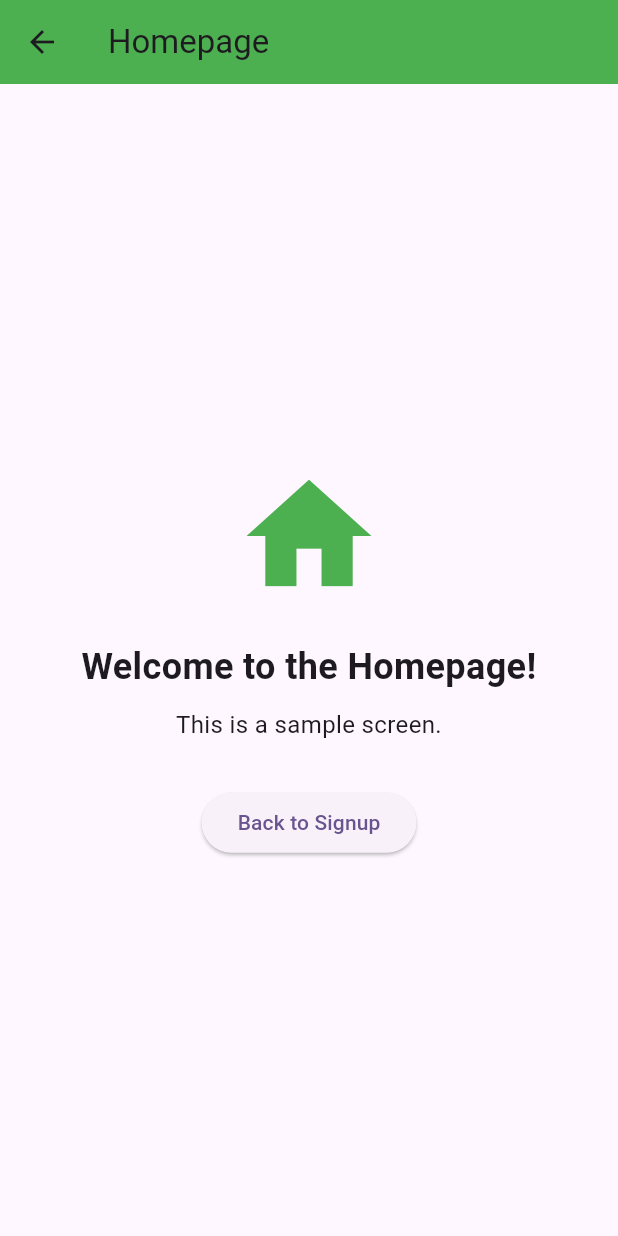
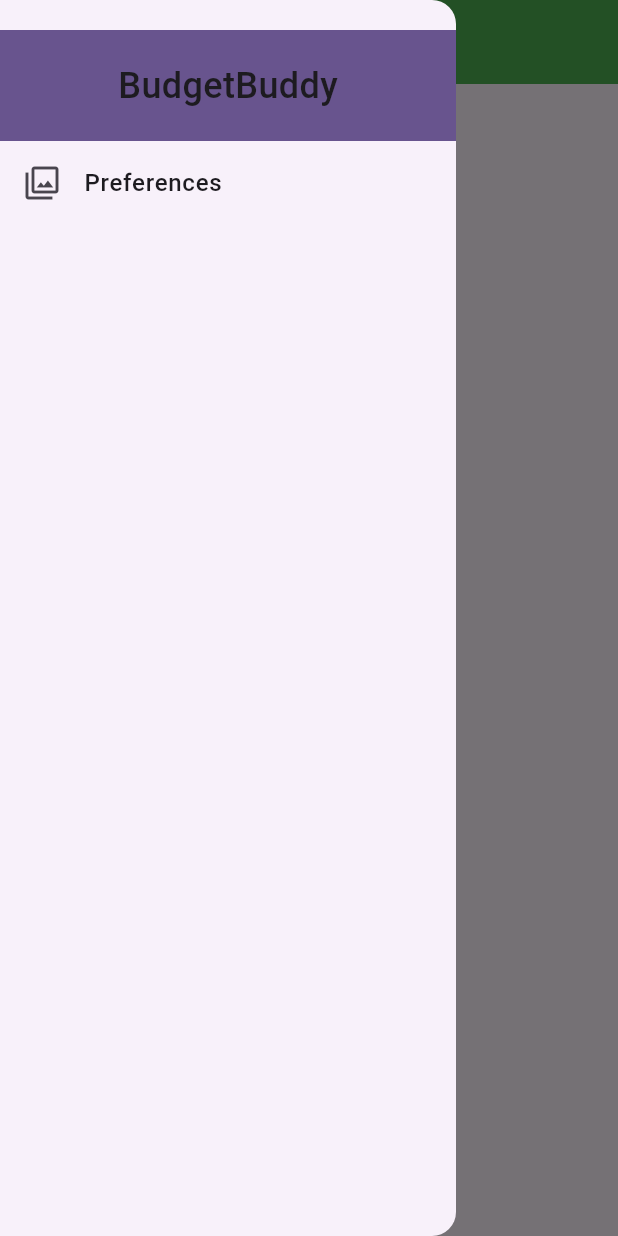
Before and after one commit to ch4rmyy/cc206-budget_buddy, a Flutter app: the Homepage screen opened by its route, with the side drawer open (before the commit the screen has no drawer), on a phone screen of 412 x 824 dp. Run offline on Flutter 3.47's test engine with Material 3 defaults, Android fonts, the light colour scheme and no system bars; missing offline and left inert: very_good_infinite_list.

Commit message:
merge homepage

```diff
--- /dev/null
+++ b/lib/drawers/maindrawer.dart
@@ -0,0 +1,38 @@
+import 'package:flutter/material.dart';
+
+class Maindrawer extends StatelessWidget {
+ @override
+  Widget build(BuildContext context) {
+    return Drawer(
+      //backgroundColor: Color.fromRGBO(0, 0, 0, 0.612),
+
+      child: Column(
+        children: [
+
+          Container(
+            margin: EdgeInsets.only(top: 20),
+            width: double.infinity,
+            padding: EdgeInsets.all(20),
+            color: Theme.of(context).primaryColor,
+            child: Center(
+              child: Text("BudgetBuddy", style: TextStyle(fontSize: 24, fontWeight: FontWeight.w500,)
+              ),
+            ),
+          ),
+
+          Container(
+             child: Column(
+                children: [
+                  ListTile(
+                    leading: Icon(Icons.filter),
+                    title: Text("Preferences",  style: TextStyle(fontSize: 16, fontWeight: FontWeight.w500)),
+                    onTap: () => Navigator.pushNamed(context, '/signup'),
+                  )
+                ],
+             ),
+          ),
+        ],
+      ),
+    );
+  }
+}
--- a/lib/features/Log_in.dart
+++ b/lib/features/Log_in.dart
@@ -62,7 +62,7 @@ class LogInPage extends StatelessWidget {
   // Delay for 3 seconds, then close the dialog and navigate
   await Future.delayed(const Duration(seconds: 2), () {
     Navigator.pop(context); // Close the dialog
-    Navigator.pushNamed(context, '/simplehomepage'); // Navigate to the homepage
+    Navigator.pushNamed(context, '/nav'); // Navigate to the homepage
   });
 }
   LogInPage({super.key});
--- a/lib/features/history.dart
+++ b/lib/features/history.dart
@@ -42,9 +42,11 @@ class _HistoryState extends State<History> {
           return ListTile(
             dense: true,
             title: Text(_items[index]),
+
           );
         },
       ),
     );
   }
+
 }
--- a/lib/features/homepage.dart
+++ b/lib/features/homepage.dart
@@ -1,5 +1,7 @@
 //import 'package:cc206_budget_buddy/features/log_in.dart';
+import 'package:cc206_budget_buddy/drawers/maindrawer.dart';
 import 'package:cc206_budget_buddy/features/sign_up_page.dart';
+import 'package:cc206_budget_buddy/navigation/mainnavigation.dart';
 import 'package:flutter/material.dart';
 
 class Homepage extends StatelessWidget {
@@ -12,37 +14,27 @@ class Homepage extends StatelessWidget {
         title: const Text("Homepage"),
         backgroundColor: Colors.green,
       ),
+      drawer: Maindrawer(),
       body: Center(
          child: Column(
             mainAxisAlignment: MainAxisAlignment.center,
             children: [
-            const Icon(
-              Icons.home,
-              size: 100,
-              color: Colors.green,
+              Text(
+                'Hello, Flutter!',
+                style: TextStyle(fontSize: 24, fontWeight: FontWeight.bold),
               ),
-            const SizedBox(height: 20),
-            const Text(
-              "Welcome to the Homepage!",
-              style: TextStyle(fontSize: 24, fontWeight: FontWeight.bold),
-              textAlign: TextAlign.center,
-            ),
-            const SizedBox(height: 10),
-            const Text(
-              "This is a sample screen.",
-              style: TextStyle(fontSize: 16),
-              textAlign: TextAlign.center,
-            ),
-            const SizedBox(height: 30),
+              SizedBox(height: 20),
               ElevatedButton(
                 onPressed: () {
-                Navigator.push(context, MaterialPageRoute(builder: (context)=> const SignUpPage()));
+                  print('Button Pressed!');
                 },
-              child: const Text("Back to Signup"),
+                child: Text('Click Me'),
               ),
             ],
           ),
       ),
+
+      //bottomNavigationBar: MainNavigator(),
     );
   }
 }
--- a/lib/main.dart
+++ b/lib/main.dart
@@ -1,5 +1,6 @@
 import 'package:cc206_budget_buddy/features/sign_up_page.dart';
 import 'package:cc206_budget_buddy/features/homepage.dart';
+import 'package:cc206_budget_buddy/navigation/mainnavigation.dart';
 import 'package:flutter/material.dart';
 import 'package:cc206_budget_buddy/features/log_in.dart';
 
@@ -27,6 +28,7 @@ class MyApp extends StatelessWidget {
         '/login': (BuildContext ctx ) => LogInPage(),
         '/simplehomepage' : (BuildContext ctx) => const Homepage(),
         '/signup' : (BuildContext ctx) => const SignUpPage(),
+        '/nav': (BuildContext ctx ) =>  MainNavigator(),
       },
     );
   }
```
Also changed, not shown: lib/features/records.dart (added, +51 -0 lines), lib/navigation/mainnavigation.dart (added, +42 -0 lines). Lines whose indentation alone changed are shown as unchanged.
